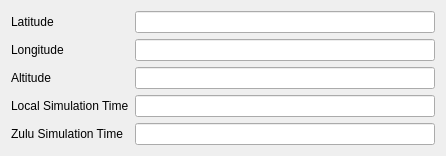
Qt form src/UserInterface/src/Widgets/WaypointWidget.ui (till213/SkyDolly) before a commit.
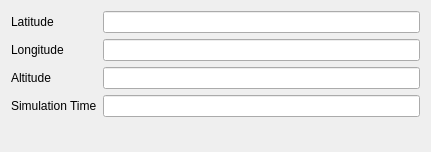
The same form after that commit.

Commit message: Add end simulation time to flight condition

Diff of the .ui file:
```diff
--- a/src/UserInterface/src/Widgets/WaypointWidget.ui
+++ b/src/UserInterface/src/Widgets/WaypointWidget.ui
@@ -77,7 +77,7 @@
    <item row="3" column="0">
     <widget class="QLabel" name="label">
      <property name="text">
-      <string>Local Simulation Time</string>
+      <string>Simulation Time</string>
      </property>
     </widget>
    </item>
@@ -88,20 +88,6 @@
      </property>
     </widget>
    </item>
-   <item row="4" column="0">
-    <widget class="QLabel" name="label_2">
-     <property name="text">
-      <string>Zulu Simulation Time</string>
-     </property>
-    </widget>
-   </item>
-   <item row="4" column="1">
-    <widget class="QLineEdit" name="zuluSimulationTimeLineEdit">
-     <property name="readOnly">
-      <bool>true</bool>
-     </property>
-    </widget>
-   </item>
   </layout>
  </widget>
  <resources/>
```
The commit also changes 9 other files.
